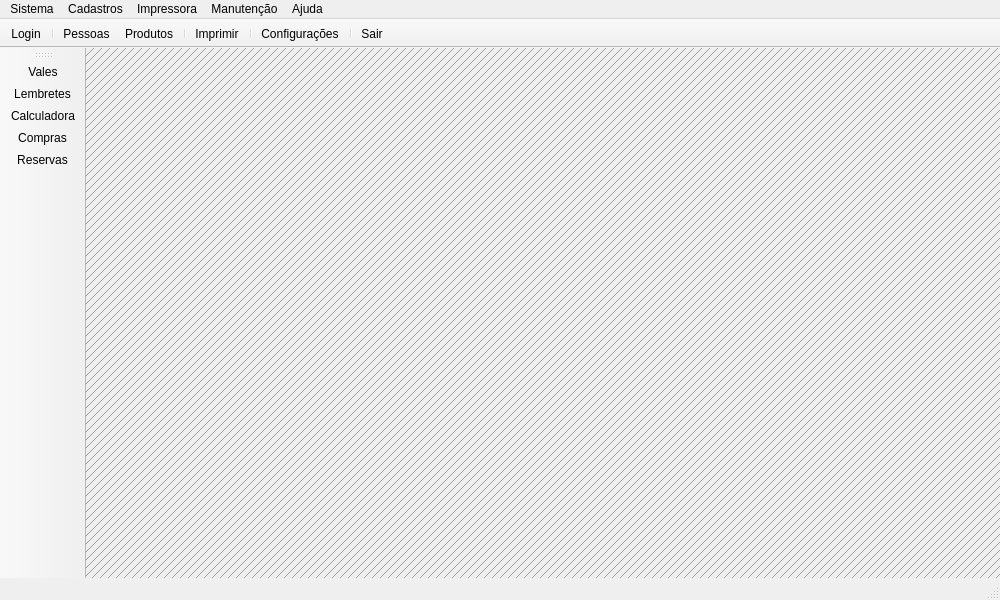
First picture: the form in mainwindow.ui, repository leidensj/BKVale, before the edit.
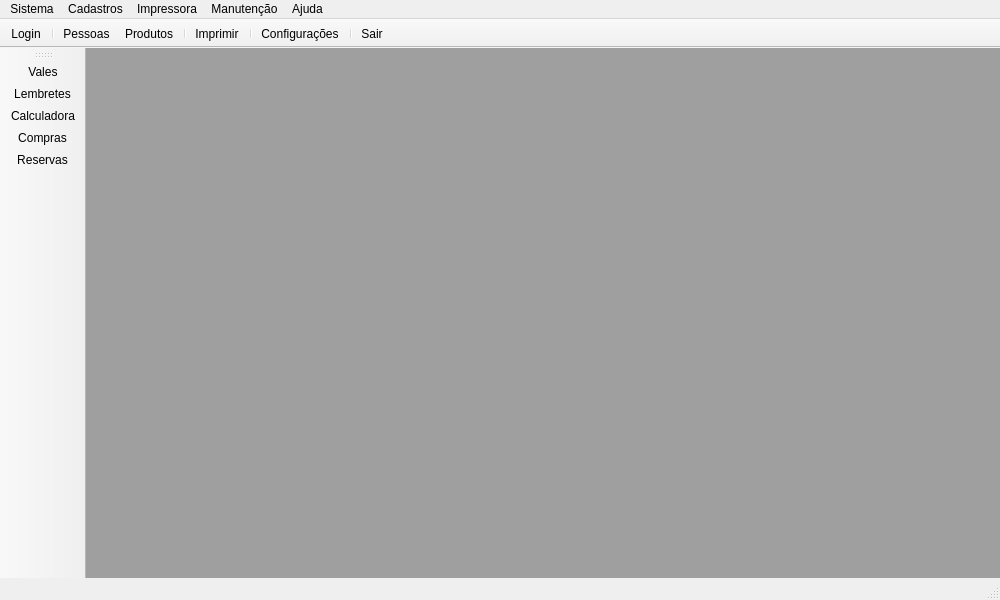
Second picture: the form after the edit. Icons and pictures are not drawn.

The edit to the form file:
```diff
--- a/mainwindow.ui
+++ b/mainwindow.ui
@@ -39,14 +39,10 @@
     </property>
     <item>
      <widget class="QMdiArea" name="mdi">
-      <property name="background">
-       <brush brushstyle="BDiagPattern">
-        <color alpha="255">
-         <red>160</red>
-         <green>160</green>
-         <blue>160</blue>
-        </color>
-       </brush>
+      <property name="font">
+       <font>
+        <pointsize>12</pointsize>
+       </font>
       </property>
       <property name="activationOrder">
        <enum>QMdiArea::StackingOrder</enum>
```
Left out of the diff: 14 changed lines with no effect on the pictures.
